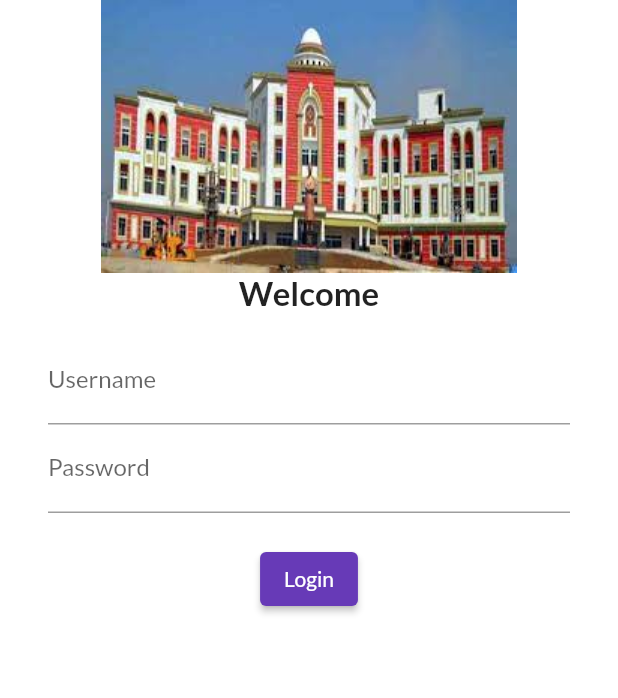
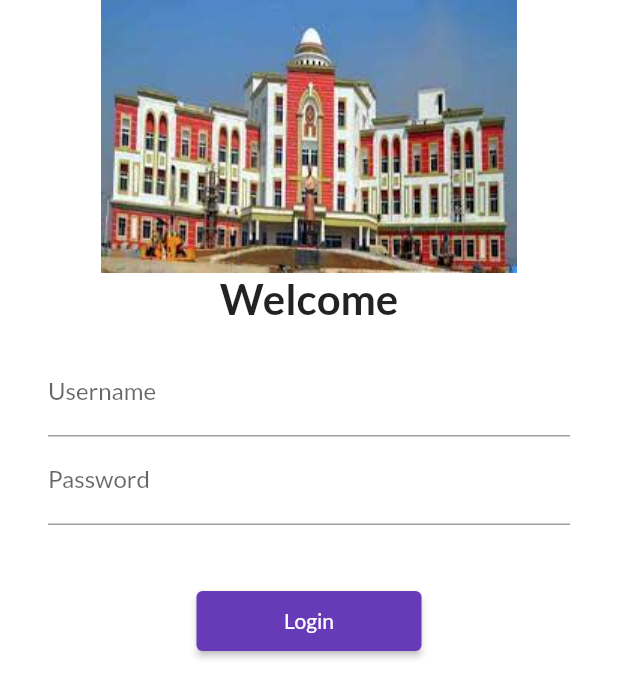
Before and after one commit to RahulSChauhan50/fluttertest, a Flutter app: the screen it shows after launch, on a phone screen of 412 x 824 dp. Shown: the top 698 px of the screen. Run offline on Flutter 3.47's test engine with Material 2 defaults, Android fonts, the phone set to English and light mode, and no system bars; our stand-ins replace google_fonts; missing offline and left inert: dart:html.

Commit message:
added scrollView and basic Styling

```diff
--- a/lib/pages/login_page.dart
+++ b/lib/pages/login_page.dart
@@ -7,6 +7,7 @@ class Login extends StatelessWidget {
   Widget build(BuildContext context) {
     return Material(
       color: Colors.white,
+      child: SingleChildScrollView(
         child: Column(
           children: [
             Image.asset(
@@ -15,10 +16,11 @@ class Login extends StatelessWidget {
             ),
             Text(
               "Welcome",
-            style: TextStyle(fontSize: 22, fontWeight: FontWeight.bold),
+              style: TextStyle(fontSize: 28, fontWeight: FontWeight.bold),
             ),
             Padding(
-              padding: const EdgeInsets.symmetric(vertical: 16, horizontal: 32),
+                padding:
+                    const EdgeInsets.symmetric(vertical: 16, horizontal: 32),
                 child: Column(
                   children: [
                     TextFormField(
@@ -31,19 +33,22 @@ class Login extends StatelessWidget {
                           hintText: "Enter password", labelText: "Password"),
                     ),
                     SizedBox(
-                    height: 20,
+                      height: 40,
                     ),
                     ElevatedButton(
                       onPressed: () {
                         print("dvdsv");
                       },
                       child: Text("Login"),
-                    style: TextButton.styleFrom(),
+                      style: TextButton.styleFrom(
+                        minimumSize: Size(150, 40),
+                      ),
                     ),
                   ],
                 )),
           ],
         ),
+      ),
     );
   }
 }
```
Lines whose indentation alone changed are shown as unchanged.
